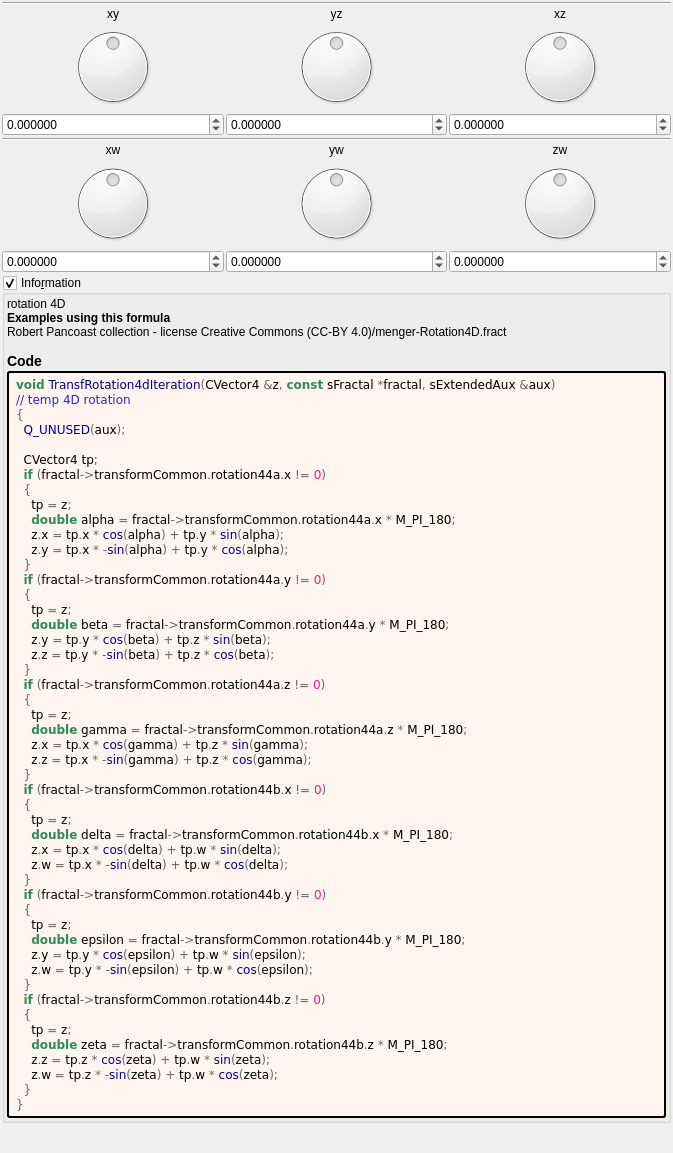
First picture: the form in mandelbulber2/formula/ui/fractal_transf_rotation4d.ui, repository buddhi1980/mandelbulber2, before the edit.
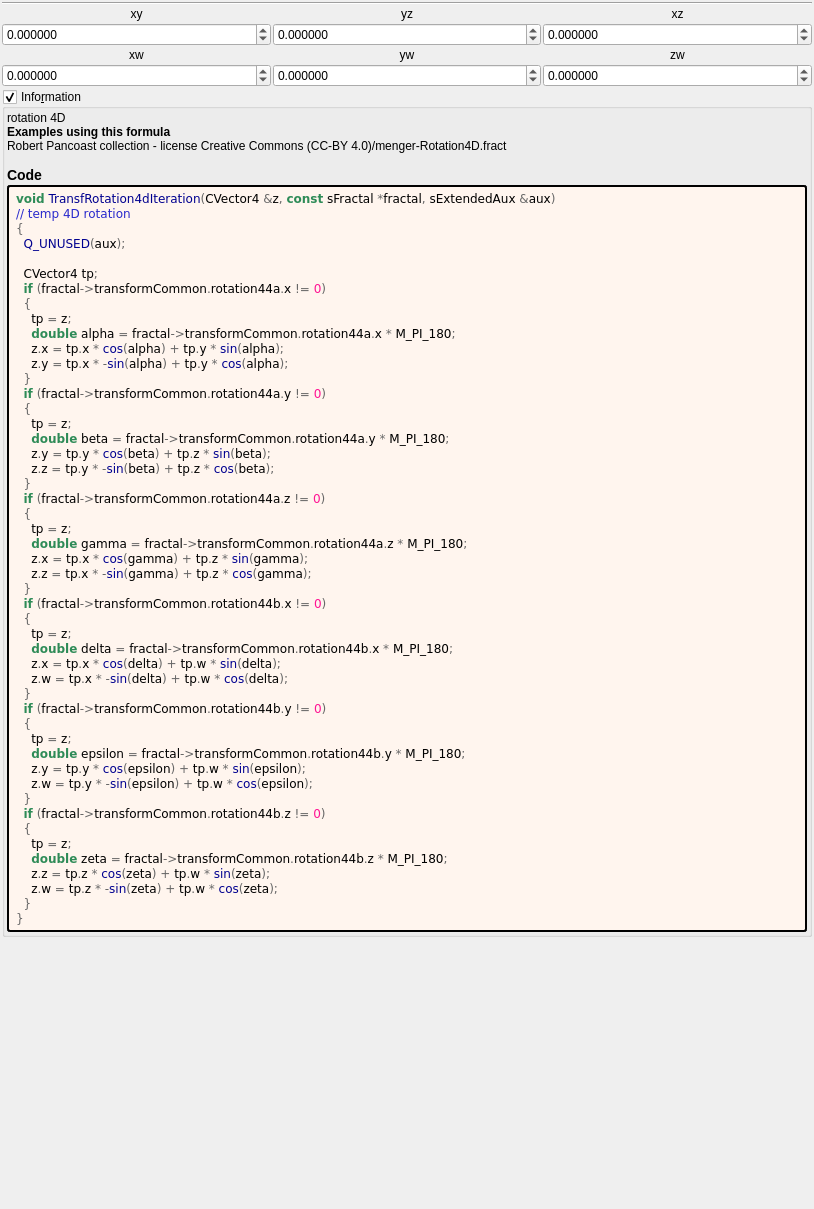
Second picture: the form after the edit. Custom widgets are drawn as their Qt base class.

Commit message: Cleaned up next 8 transform UIs

What changed in the file:
```diff
--- a/mandelbulber2/formula/ui/fractal_transf_rotation4d.ui
+++ b/mandelbulber2/formula/ui/fractal_transf_rotation4d.ui
@@ -6,8 +6,8 @@
    <rect>
     <x>0</x>
     <y>0</y>
-    <width>673</width>
-    <height>1153</height>
+    <width>814</width>
+    <height>1209</height>
    </rect>
   </property>
   <property name="windowTitle">
@@ -35,16 +35,69 @@
       <number>2</number>
      </property>
      <item row="2" column="2">
-      <widget class="QLabel" name="label_37">
-       <property name="text">
-        <string notr="true">xz</string>
+      <widget class="MyDoubleSpinBox" name="spinboxd3_transf_rotation44a_z">
+       <property name="sizePolicy">
+        <sizepolicy hsizetype="Minimum" vsizetype="Maximum">
+         <horstretch>0</horstretch>
+         <verstretch>0</verstretch>
+        </sizepolicy>
        </property>
-       <property name="alignment">
-        <set>Qt::AlignCenter</set>
+       <property name="prefix">
+        <string/>
        </property>
+       <property name="suffix">
+        <string/>
+       </property>
+       <property name="decimals">
+        <number>6</number>
+       </property>
+       <property name="minimum">
+        <double>-180.000000000000000</double>
+       </property>
+       <property name="maximum">
+        <double>180.000000000000000</double>
+       </property>
+       <property name="singleStep">
+        <double>1.000000000000000</double>
+       </property>
       </widget>
      </item>
-     <item row="2" column="1">
+     <item row="2" column="0">
+      <widget class="MyDoubleSpinBox" name="spinboxd3_transf_rotation44a_x">
+       <property name="sizePolicy">
+        <sizepolicy hsizetype="Minimum" vsizetype="Maximum">
+         <horstretch>0</horstretch>
+         <verstretch>0</verstretch>
+        </sizepolicy>
+       </property>
+       <property name="prefix">
+        <string/>
+       </property>
+       <property name="suffix">
+        <string/>
+       </property>
+       <property name="decimals">
+        <number>6</number>
+       </property>
+       <property name="minimum">
+        <double>-180.000000000000000</double>
+       </property>
+       <property name="maximum">
+        <double>180.000000000000000</double>
+       </property>
+       <property name="singleStep">
+        <double>1.000000000000000</double>
+       </property>
+      </widget>
+     </item>
+     <item row="0" column="0" colspan="3">
+      <widget class="Line" name="line_2">
+       <property name="orientation">
+        <enum>Qt::Horizontal</enum>
+       </property>
+      </widget>
+     </item>
+     <item row="1" column="1">
       <widget class="QLabel" name="label_38">
        <property name="text">
         <string notr="true">yz</string>
@@ -54,76 +107,7 @@
        </property>
       </widget>
      </item>
-     <item row="4" column="0">
-      <widget class="MyDoubleSpinBox" name="spinboxd3_transf_rotation44a_x">
-       <property name="sizePolicy">
-        <sizepolicy hsizetype="Minimum" vsizetype="Maximum">
-         <horstretch>0</horstretch>
-         <verstretch>0</verstretch>
-        </sizepolicy>
-       </property>
-       <property name="prefix">
-        <string/>
-       </property>
-       <property name="suffix">
-        <string/>
-       </property>
-       <property name="decimals">
-        <number>6</number>
-       </property>
-       <property name="minimum">
-        <double>-180.000000000000000</double>
-       </property>
-       <property name="maximum">
-        <double>180.000000000000000</double>
-       </property>
-       <property name="singleStep">
-        <double>1.000000000000000</double>
-       </property>
-      </widget>
-     </item>
-     <item row="3" column="0">
-      <widget class="QDial" name="dial3_transf_rotation44a_x">
-       <property name="minimum">
-        <number>-18000</number>
-       </property>
-       <property name="maximum">
-        <number>18000</number>
-       </property>
-       <property name="wrapping">
-        <bool>true</bool>
-       </property>
-      </widget>
-     </item>
-     <item row="4" column="2">
-      <widget class="MyDoubleSpinBox" name="spinboxd3_transf_rotation44a_z">
-       <property name="sizePolicy">
-        <sizepolicy hsizetype="Minimum" vsizetype="Maximum">
-         <horstretch>0</horstretch>
-         <verstretch>0</verstretch>
-        </sizepolicy>
-       </property>
-       <property name="prefix">
-        <string/>
-       </property>
-       <property name="suffix">
-        <string/>
-       </property>
-       <property name="decimals">
-        <number>6</number>
-       </property>
-       <property name="minimum">
-        <double>-180.000000000000000</double>
-       </property>
-       <property name="maximum">
-        <double>180.000000000000000</double>
-       </property>
-       <property name="singleStep">
-        <double>1.000000000000000</double>
-       </property>
-      </widget>
-     </item>
-     <item row="4" column="1">
+     <item row="2" column="1">
       <widget class="MyDoubleSpinBox" name="spinboxd3_transf_rotation44a_y">
        <property name="sizePolicy">
         <sizepolicy hsizetype="Minimum" vsizetype="Maximum">
@@ -151,14 +135,17 @@
        </property>
       </widget>
      </item>
-     <item row="0" column="0" colspan="3">
-      <widget class="Line" name="line_2">
-       <property name="orientation">
-        <enum>Qt::Horizontal</enum>
+     <item row="1" column="2">
+      <widget class="QLabel" name="label_37">
+       <property name="text">
+        <string notr="true">xz</string>
+       </property>
+       <property name="alignment">
+        <set>Qt::AlignCenter</set>
        </property>
       </widget>
      </item>
-     <item row="2" column="0">
+     <item row="1" column="0">
       <widget class="QLabel" name="label_40">
        <property name="text">
         <string notr="true">xy</string>
@@ -168,32 +155,6 @@
        </property>
       </widget>
      </item>
-     <item row="3" column="1">
-      <widget class="QDial" name="dial3_transf_rotation44a_y">
-       <property name="minimum">
-        <number>-18000</number>
-       </property>
-       <property name="maximum">
-        <number>18000</number>
-       </property>
-       <property name="wrapping">
-        <bool>true</bool>
-       </property>
-      </widget>
-     </item>
-     <item row="3" column="2">
-      <widget class="QDial" name="dial3_transf_rotation44a_z">
-       <property name="minimum">
-        <number>-18000</number>
-       </property>
-       <property name="maximum">
-        <number>18000</number>
-       </property>
-       <property name="wrapping">
-        <bool>true</bool>
-       </property>
-      </widget>
-     </item>
     </layout>
    </item>
    <item>
@@ -201,7 +162,91 @@
      <property name="spacing">
       <number>2</number>
      </property>
+     <item row="2" column="0">
+      <widget class="MyDoubleSpinBox" name="spinboxd3_transf_rotation44b_x">
+       <property name="sizePolicy">
+        <sizepolicy hsizetype="Minimum" vsizetype="Maximum">
+         <horstretch>0</horstretch>
+         <verstretch>0</verstretch>
+        </sizepolicy>
+       </property>
+       <property name="prefix">
+        <string/>
+       </property>
+       <property name="suffix">
+        <string/>
+       </property>
+       <property name="decimals">
+        <number>6</number>
+       </property>
+       <property name="minimum">
+        <double>-180.000000000000000</double>
+       </property>
+       <property name="maximum">
+        <double>180.000000000000000</double>
+       </property>
+       <property name="singleStep">
+        <double>1.000000000000000</double>
+       </property>
+      </widget>
+     </item>
      <item row="2" column="2">
+      <widget class="MyDoubleSpinBox" name="spinboxd3_transf_rotation44b_z">
+       <property name="sizePolicy">
+        <sizepolicy hsizetype="Minimum" vsizetype="Maximum">
+         <horstretch>0</horstretch>
+         <verstretch>0</verstretch>
+        </sizepolicy>
+       </property>
+       <property name="prefix">
+        <string/>
+       </property>
+       <property name="suffix">
+        <string/>
+       </property>
+       <property name="decimals">
+        <number>6</number>
+       </property>
+       <property name="minimum">
+        <double>-180.000000000000000</double>
+       </property>
+       <property name="maximum">
+        <double>180.000000000000000</double>
+       </property>
+       <property name="singleStep">
+        <double>1.000000000000000</double>
+       </property>
+      </widget>
+     </item>
+     <item row="2" column="1">
+      <widget class="MyDoubleSpinBox" name="spinboxd3_transf_rotation44b_y">
+       <property name="sizePolicy">
+        <sizepolicy hsizetype="Minimum" vsizetype="Maximum">
+         <horstretch>0</horstretch>
+         <verstretch>0</verstretch>
+        </sizepolicy>
+       </property>
+       <property name="prefix">
+        <string/>
+       </property>
+       <property name="suffix">
+        <string/>
+       </property>
+       <property name="decimals">
+        <number>6</number>
+       </property>
+       <property name="minimum">
+        <double>-180.000000000000000</double>
+       </property>
+       <property name="maximum">
+        <double>180.000000000000000</double>
+       </property>
+       <property name="singleStep">
+        <double>1.000000000000000</double>
+       </property>
+      </widget>
+     </item>
+     <item row="1" column="2">
       <widget class="QLabel" name="label_48">
        <property name="text">
         <string notr="true">zw</string>
@@ -211,17 +256,7 @@
        </property>
       </widget>
      </item>
-     <item row="2" column="1">
-      <widget class="QLabel" name="label_49">
-       <property name="text">
-        <string notr="true">yw</string>
-       </property>
-       <property name="alignment">
-        <set>Qt::AlignCenter</set>
-       </property>
-      </widget>
-     </item>
-     <item row="2" column="0">
+     <item row="1" column="0">
       <widget class="QLabel" name="label_50">
        <property name="text">
         <string notr="true">xw</string>
@@ -231,133 +266,13 @@
        </property>
       </widget>
      </item>
-     <item row="3" column="1">
-      <widget class="QDial" name="dial3_transf_rotation44b_y">
-       <property name="minimum">
-        <number>-18000</number>
+     <item row="1" column="1">
+      <widget class="QLabel" name="label_49">
+       <property name="text">
+        <string notr="true">yw</string>
        </property>
-       <property name="maximum">
-        <number>18000</number>
-       </property>
-       <property name="wrapping">
-        <bool>true</bool>
-       </property>
-      </widget>
-     </item>
-     <item row="3" column="2">
-      <widget class="QDial" name="dial3_transf_rotation44b_z">
-       <property name="minimum">
-        <number>-18000</number>
-       </property>
-       <property name="maximum">
-        <number>18000</number>
-       </property>
-       <property name="wrapping">
-        <bool>true</bool>
-       </property>
-      </widget>
-     </item>
-     <item row="4" column="0">
-      <widget class="MyDoubleSpinBox" name="spinboxd3_transf_rotation44b_x">
-       <property name="sizePolicy">
-        <sizepolicy hsizetype="Minimum" vsizetype="Maximum">
-         <horstretch>0</horstretch>
-         <verstretch>0</verstretch>
-        </sizepolicy>
-       </property>
-       <property name="prefix">
-        <string/>
-       </property>
-       <property name="suffix">
-        <string/>
-       </property>
-       <property name="decimals">
-        <number>6</number>
-       </property>
-       <property name="minimum">
-        <double>-180.000000000000000</double>
-       </property>
-       <property name="maximum">
-        <double>180.000000000000000</double>
-       </property>
-       <property name="singleStep">
-        <double>1.000000000000000</double>
-       </property>
-      </widget>
-     </item>
-     <item row="3" column="0">
-      <widget class="QDial" name="dial3_transf_rotation44b_x">
-       <property name="minimum">
-        <number>-18000</number>
-       </property>
-       <property name="maximum">
-        <number>18000</number>
-       </property>
-       <property name="wrapping">
-        <bool>true</bool>
-       </property>
-      </widget>
-     </item>
-     <item row="4" column="2">
-      <widget class="MyDoubleSpinBox" name="spinboxd3_transf_rotation44b_z">
-       <property name="sizePolicy">
-        <sizepolicy hsizetype="Minimum" vsizetype="Maximum">
-         <horstretch>0</horstretch>
-         <verstretch>0</verstretch>
-        </sizepolicy>
-       </property>
-       <property name="prefix">
-        <string/>
-       </property>
-       <property name="suffix">
-        <string/>
-       </property>
-       <property name="decimals">
-        <number>6</number>
-       </property>
-       <property name="minimum">
-        <double>-180.000000000000000</double>
-       </property>
-       <property name="maximum">
-        <double>180.000000000000000</double>
-       </property>
-       <property name="singleStep">
-        <double>1.000000000000000</double>
-       </property>
-      </widget>
-     </item>
-     <item row="4" column="1">
-      <widget class="MyDoubleSpinBox" name="spinboxd3_transf_rotation44b_y">
-       <property name="sizePolicy">
-        <sizepolicy hsizetype="Minimum" vsizetype="Maximum">
-         <horstretch>0</horstretch>
-         <verstretch>0</verstretch>
-        </sizepolicy>
-       </property>
-       <property name="prefix">
-        <string/>
-       </property>
-       <property name="suffix">
-        <string/>
-       </property>
-       <property name="decimals">
-        <number>6</number>
-       </property>
-       <property name="minimum">
-        <double>-180.000000000000000</double>
-       </property>
-       <property name="maximum">
-        <double>180.000000000000000</double>
-       </property>
-       <property name="singleStep">
-        <double>1.000000000000000</double>
-       </property>
-      </widget>
-     </item>
-     <item row="0" column="0" colspan="3">
-      <widget class="Line" name="line_5">
-       <property name="orientation">
-        <enum>Qt::Horizontal</enum>
+       <property name="alignment">
+        <set>Qt::AlignCenter</set>
        </property>
       </widget>
      </item>
@@ -497,17 +412,17 @@
   </layout>
  </widget>
  <customwidgets>
-  <customwidget>
-   <class>MyDoubleSpinBox</class>
-   <extends>QDoubleSpinBox</extends>
-   <header>my_double_spin_box.h</header>
-  </customwidget>
   <customwidget>
    <class>MyGroupBox</class>
    <extends>QGroupBox</extends>
    <header>my_group_box.h</header>
    <container>1</container>
   </customwidget>
+  <customwidget>
+   <class>MyDoubleSpinBox</class>
+   <extends>QDoubleSpinBox</extends>
+   <header>my_double_spin_box.h</header>
+  </customwidget>
  </customwidgets>
  <tabstops>
   <tabstop>dial3_transf_rotation44a_x</tabstop>
```
Left out of the diff: 8 changed lines with no effect on the pictures. The commit also changes 7 other files.
